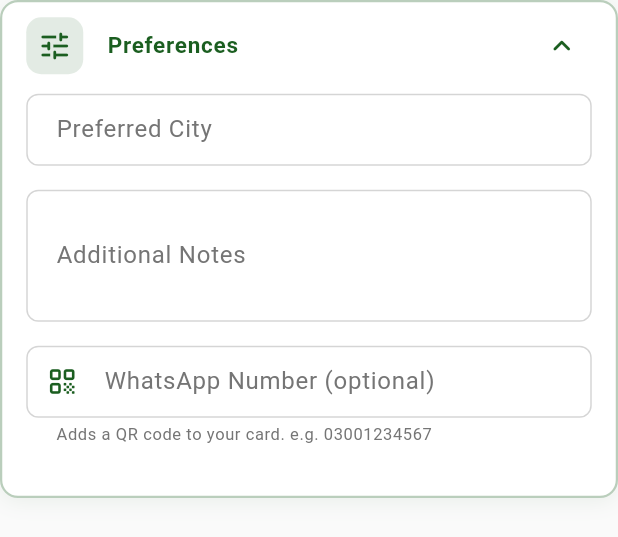
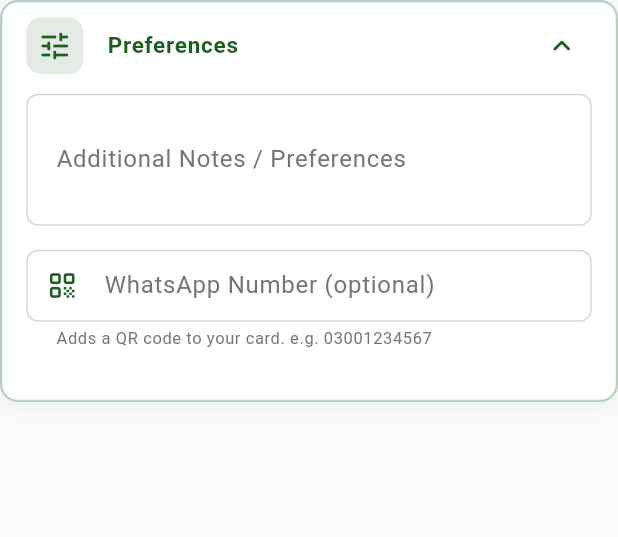
Before and after one commit to MuhammadAwaisGill/Rishta-Biodata-Maker, a Flutter app: the PreferencesSection widget shown alone on an empty page, opened directly, after a tap on "Preferences", on a phone screen of 412 x 824 dp. Shown: the top 537 px of the screen. Run offline on Flutter 3.47's test engine with Material 3 defaults, Android fonts, the phone set to English and light mode, and no system bars; our stand-ins replace flutter_riverpod, go_router, google_mobile_ads, hive, hive_flutter, image_picker and 6 more; missing offline and left inert: gal; accounts and stored records are empty.

Commit message:
updated yaml

```diff
--- a/lib/providers/template_provider.dart
+++ b/lib/providers/template_provider.dart
@@ -1,5 +1,4 @@
-import 'dart:ui';
-
+import 'package:flutter/material.dart';
 import 'package:flutter_riverpod/flutter_riverpod.dart';
 
 final selectedTemplateProvider = StateProvider<int>((ref) => 1);
--- a/lib/screens/form/widgets/preferences_section.dart
+++ b/lib/screens/form/widgets/preferences_section.dart
@@ -19,20 +19,14 @@ class PreferencesSection extends ConsumerWidget {
       icon: Icons.tune_rounded,
       children: [
         _buildTextField(
-          label: 'Preferred City',
-          initialValue: biodata.city,
-          onChanged: notifier.updateCity,
-        ),
-        _buildTextField(
-          label: 'Additional Notes',
+          label: 'Additional Notes / Preferences',
           initialValue: biodata.notes,
           onChanged: notifier.updateNotes,
           maxLines: 3,
+          hint: 'Any special preferences or additional info...',
         ),
 
-        // ── WhatsApp number ────────────────────────────────────────────────
-        // Optional. When filled, a scannable QR code appears on the
-        // biodata card linking directly to this WhatsApp number.
+        // WhatsApp number for QR code
         Padding(
           padding: const EdgeInsets.only(bottom: AppSizes.md),
           child: TextFormField(
@@ -62,6 +56,7 @@ class PreferencesSection extends ConsumerWidget {
     required String initialValue,
     required Function(String) onChanged,
     int maxLines = 1,
+    String? hint,
   }) {
     return Padding(
       padding: const EdgeInsets.only(bottom: AppSizes.md),
@@ -69,7 +64,10 @@ class PreferencesSection extends ConsumerWidget {
         initialValue: initialValue,
         onChanged: onChanged,
         maxLines: maxLines,
-        decoration: _inputDecoration(label),
+        decoration: _inputDecoration(label).copyWith(
+          hintText: hint,
+          hintStyle: const TextStyle(fontSize: 12, color: AppColors.textMuted),
+        ),
       ),
     );
   }
```
Also changed, not shown: lib/main.dart (+33 -14 lines), lib/screens/card_preview/card_preview_screen.dart (+87 -62 lines), pubspec.yaml (+11 -1 lines), 1 other file.
